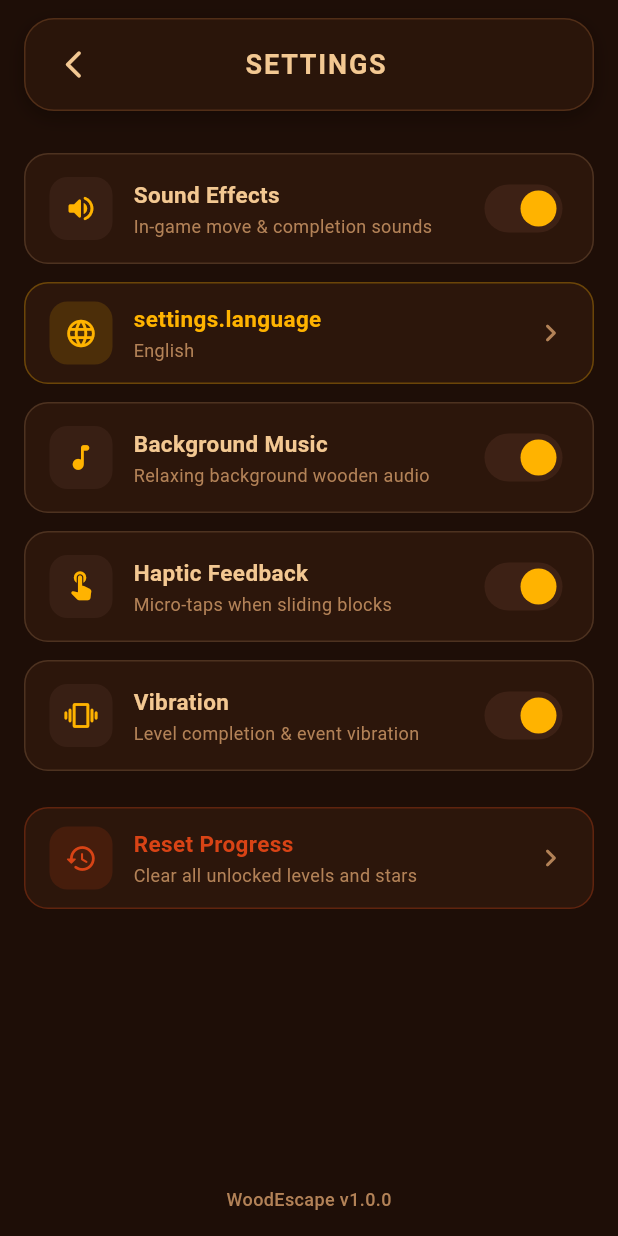
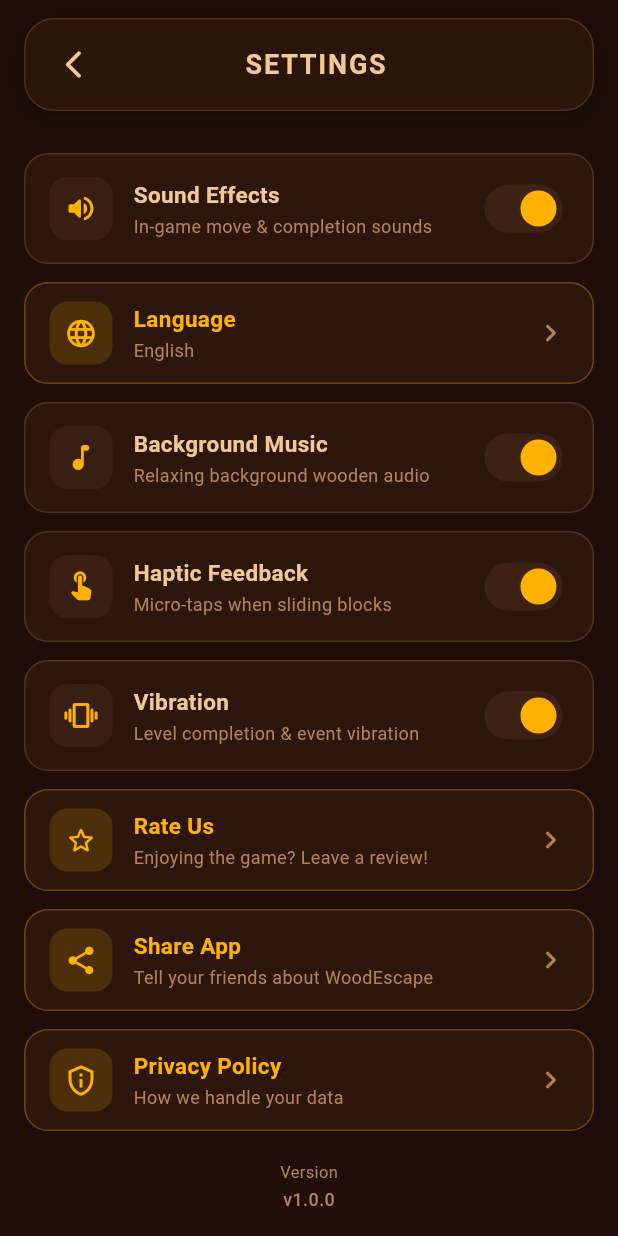
Before and after one commit to MdAshrafUllah/Wood-Escape, a Flutter app: the SettingsScreen screen opened by its route, on a phone screen of 412 x 824 dp. Run offline on Flutter 3.47's test engine with Material 3 defaults, Android fonts, the phone set to English and light mode, and no system bars; our stand-ins replace audioplayers, easy_localization, flutter_riverpod, go_router, in_app_review, local_auth and 4 more; accounts and stored records are empty.

Commit message:
- Feat: `Privacy Policy`, `terms`,  `share`, `rate us` options are added to settings

```diff
--- a/assets/translations/bn.json
+++ b/assets/translations/bn.json
@@ -25,7 +25,15 @@
     "confirm_reset": "রিসেট",
     "reset_done": "সব প্রোগ্রেস এবং সেটিংস রিসেট হয়েছে।",
     "auth_failed": "অথেন্টিকেশন ব্যর্থ হয়েছে।",
-    "version": "উডএস্কেপ v{version}",
+    "rate_us": "রেটিং দিন",
+    "rate_us_sub": "গেমটি ভালো লাগলে রিভিউ দিন!",
+    "share_app": "শেয়ার করুন",
+    "share_app_sub": "বন্ধুদের WoodEscape সম্পর্কে জানান",
+    "privacy_policy": "প্রাইভেসি পলিসি",
+    "privacy_policy_sub": "আমরা কীভাবে আপনার ডেটা হ্যান্ডেল করি",
+    "terms": "শর্তাবলী",
+    "terms_sub": "WoodEscape ব্যবহারের নিয়ম",
+    "version_label": "সংস্করণ",
     "language": "ভাষা"
   },
   "game": {
--- a/assets/translations/en.json
+++ b/assets/translations/en.json
@@ -25,7 +25,16 @@
     "confirm_reset": "RESET",
     "reset_done": "All progress and settings have been reset.",
     "auth_failed": "Authentication failed or cancelled.",
-    "version": "WoodEscape v{version}"
+    "rate_us": "Rate Us",
+    "rate_us_sub": "Enjoying the game? Leave a review!",
+    "share_app": "Share App",
+    "share_app_sub": "Tell your friends about WoodEscape",
+    "privacy_policy": "Privacy Policy",
+    "privacy_policy_sub": "How we handle your data",
+    "terms": "Terms & Conditions",
+    "terms_sub": "Rules for using WoodEscape",
+    "version_label": "Version",
+    "language": "Language"
   },
   "game": {
     "level": "LEVEL {level}",
--- /dev/null
+++ b/lib/core/utils/app_links.dart
@@ -0,0 +1,53 @@
+import 'dart:io';
+
+import 'package:in_app_review/in_app_review.dart';
+import 'package:package_info_plus/package_info_plus.dart';
+import 'package:share_plus/share_plus.dart';
+import 'package:url_launcher/url_launcher.dart';
+
+class AppLinks {
+  AppLinks._();
+
+  // TODO: Replace with real URLs before release
+  static const String privacyPolicyUrl = 'https://example.com/privacy-policy';
+  static const String termsUrl = 'https://example.com/terms-and-conditions';
+  static const String playStoreUrl =
+      'https://play.google.com/store/apps/details?id=com.woodescape';
+  static const String appStoreUrl = 'https://apps.apple.com/app/id0000000000';
+
+  static Future<bool> openPrivacyPolicy() => _openUrl(privacyPolicyUrl);
+
+  static Future<bool> openTerms() => _openUrl(termsUrl);
+
+  static Future<bool> rateApp() async {
+    final review = InAppReview.instance;
+    if (await review.isAvailable()) {
+      await review.requestReview();
+      return true;
+    }
+
+    final url = Platform.isIOS ? appStoreUrl : playStoreUrl;
+    return _openUrl(url);
+  }
+
+  static Future<void> shareApp() async {
+    await Share.share(
+      'Check out WoodEscape. A fun relaxing wooden block puzzle!\n'
+      'Try it here: $playStoreUrl',
+      subject: 'WoodEscape Puzzle Game',
+    );
+  }
+
+  static Future<String> getAppVersion() async {
+    final info = await PackageInfo.fromPlatform();
+    return info.version;
+  }
+
+  static Future<bool> _openUrl(String url) async {
+    final uri = Uri.parse(url);
+    if (await canLaunchUrl(uri)) {
+      return launchUrl(uri, mode: LaunchMode.externalApplication);
+    }
+    return false;
+  }
+}
--- a/lib/presentation/screens/settings_screen/settings_screen.dart
+++ b/lib/presentation/screens/settings_screen/settings_screen.dart
@@ -6,8 +6,8 @@
 import 'package:local_auth/local_auth.dart';
 import 'package:woodescape/core/theme/app_colors.dart';
 import 'package:woodescape/core/utils/app_dialog.dart';
+import 'package:woodescape/core/utils/app_links.dart';
 import 'package:woodescape/core/utils/app_snackbar.dart';
-import 'package:woodescape/core/utils/localized_number.dart';
 import 'package:woodescape/data/local/user_progress_notifier.dart';
 import 'package:woodescape/presentation/controllers/game_controller.dart';
 import 'package:woodescape/services/audio_service.dart';
@@ -169,6 +169,38 @@
                       }
                     },
                   ),
+                  const SizedBox(height: 12),
+                  _buildActionTile(
+                    title: 'settings.rate_us'.tr(),
+                    subtitle: 'settings.rate_us_sub'.tr(),
+                    icon: Icons.star_outline_rounded,
+                    iconColor: AppColors.accentGold,
+                    onTap: () => AppLinks.rateApp(),
+                  ),
+                  const SizedBox(height: 12),
+                  _buildActionTile(
+                    title: 'settings.share_app'.tr(),
+                    subtitle: 'settings.share_app_sub'.tr(),
+                    icon: Icons.share_rounded,
+                    iconColor: AppColors.accentGold,
+                    onTap: () => AppLinks.shareApp(),
+                  ),
+                  const SizedBox(height: 12),
+                  _buildActionTile(
+                    title: 'settings.privacy_policy'.tr(),
+                    subtitle: 'settings.privacy_policy_sub'.tr(),
+                    icon: Icons.privacy_tip_outlined,
+                    iconColor: AppColors.accentGold,
+                    onTap: () => AppLinks.openPrivacyPolicy(),
+                  ),
+                  const SizedBox(height: 12),
+                  _buildActionTile(
+                    title: 'settings.terms'.tr(),
+                    subtitle: 'settings.terms_sub'.tr(),
+                    icon: Icons.description_outlined,
+                    iconColor: AppColors.accentGold,
+                    onTap: () => AppLinks.openTerms(),
+                  ),
                   const SizedBox(height: 24),
                   _buildActionTile(
                     title: 'settings.reset'.tr(),
@@ -182,19 +214,33 @@
             ),
 
             Padding(
-              padding: EdgeInsets.only(bottom: 16.0),
-              child: Text(
-                'settings.version'.tr(
-                  namedArgs: {
-                    'version':
-                        '${localizedNumber(context, 1.0)}.${localizedNumber(context, 0)}.${localizedNumber(context, 0)}',
-                  },
-                ),
-                style: TextStyle(
-                  color: AppColors.textSecondary,
-                  fontSize: 12,
-                  fontWeight: FontWeight.w500,
-                ),
+              padding: const EdgeInsets.only(bottom: 16.0, top: 8.0),
+              child: Column(
+                mainAxisSize: MainAxisSize.min,
+                children: [
+                  Text(
+                    'settings.version_label'.tr(),
+                    style: const TextStyle(
+                      color: AppColors.textSecondary,
+                      fontSize: 11,
+                    ),
+                  ),
+                  const SizedBox(height: 2),
+                  FutureBuilder<String>(
+                    future: AppLinks.getAppVersion(),
+                    builder: (context, snapshot) {
+                      final version = snapshot.data ?? '...';
+                      return Text(
+                        'v$version',
+                        style: const TextStyle(
+                          color: AppColors.textSecondary,
+                          fontSize: 12,
+                          fontWeight: FontWeight.w500,
+                        ),
+                      );
+                    },
+                  ),
+                ],
               ),
             ),
           ],
--- a/pubspec.yaml
+++ b/pubspec.yaml
@@ -23,6 +23,11 @@
   audioplayers: ^6.7.1
   vibration: ^3.2.1
   easy_localization: ^3.0.8
+  intl: ^0.20.2
+  url_launcher: ^6.3.0
+  share_plus: ^10.1.0
+  package_info_plus: ^8.1.0
+  in_app_review: ^2.0.9
 
 dev_dependencies:
   flutter_test:
```
Also changed, not shown: pubspec.lock, 9 other files.
